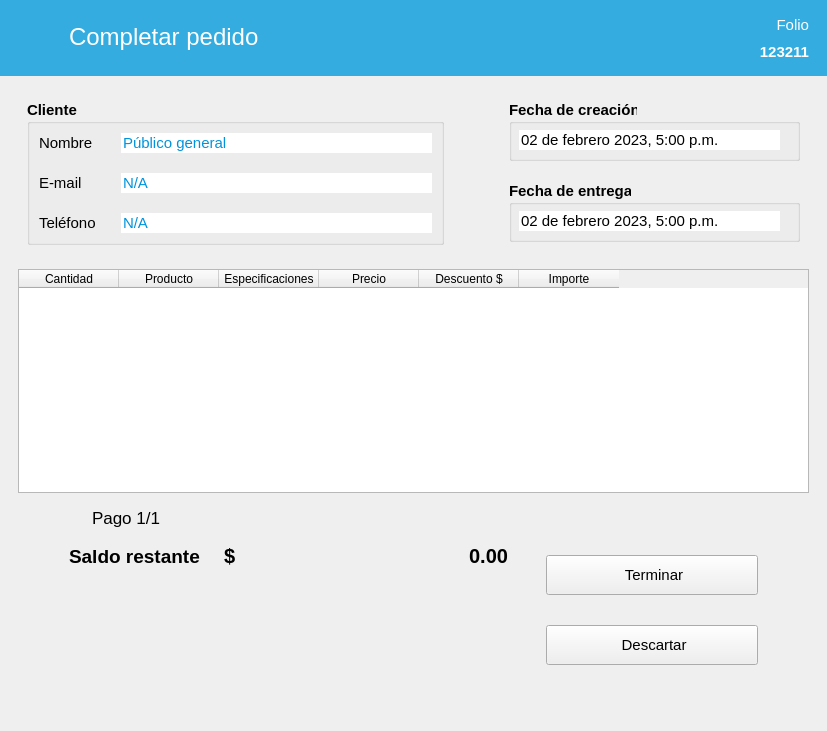
First picture: the form in ui/Ui_TerminarVenta.ui, repository ivanperez-7/printpos, before the edit.
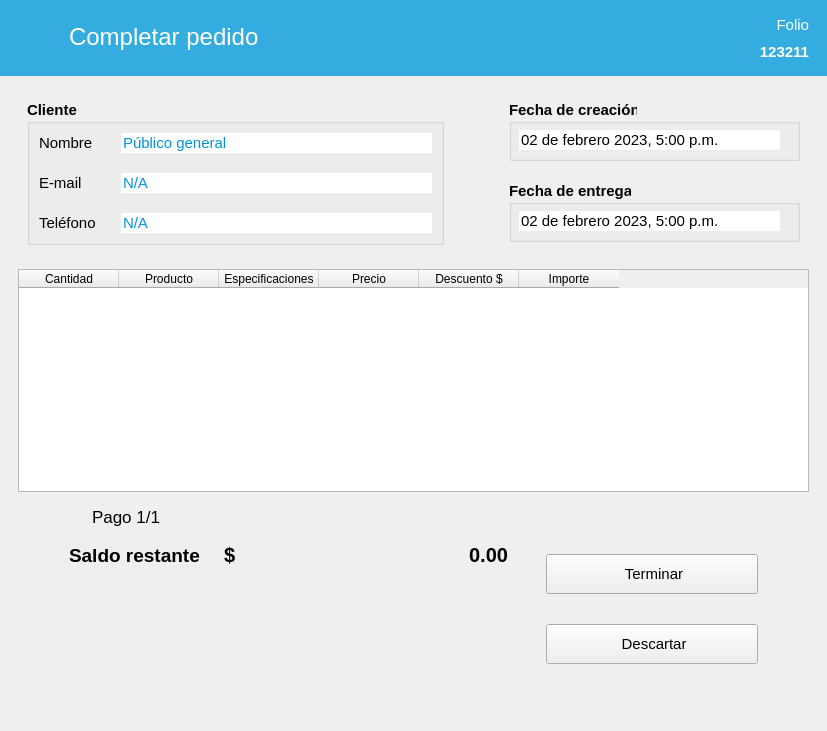
Second picture: the form after the edit. Icons and pictures are not drawn. Custom widgets are drawn as their Qt base class.

Diff of the .ui file:
```diff
--- a/ui/Ui_TerminarVenta.ui
+++ b/ui/Ui_TerminarVenta.ui
@@ -1,10 +1,7 @@
 <?xml version="1.0" encoding="UTF-8"?>
 <ui version="4.0">
  <class>TerminarVenta</class>
- <widget class="QMainWindow" name="TerminarVenta">
-  <property name="windowModality">
-   <enum>Qt::ApplicationModal</enum>
-  </property>
+ <widget class="QWidget" name="TerminarVenta">
   <property name="geometry">
    <rect>
     <x>0</x>
@@ -13,20 +10,9 @@
     <height>731</height>
    </rect>
   </property>
-  <property name="minimumSize">
-   <size>
-    <width>0</width>
-    <height>680</height>
-   </size>
-  </property>
   <property name="windowTitle">
    <string>Resumen de venta</string>
   </property>
-  <property name="windowIcon">
-   <iconset resource="../resources.qrc">
-    <normaloff>:/img/icon.ico</normaloff>:/img/icon.ico</iconset>
-  </property>
-  <widget class="QWidget" name="centralwidget">
    <layout class="QVBoxLayout" name="verticalLayout">
     <property name="leftMargin">
      <number>0</number>
@@ -968,7 +954,6 @@
      </widget>
     </item>
    </layout>
-  </widget>
  </widget>
  <customwidgets>
   <customwidget>
```
Left out of the diff: 6 changed lines with no effect on the pictures. Lines whose indentation alone changed are shown as unchanged.
